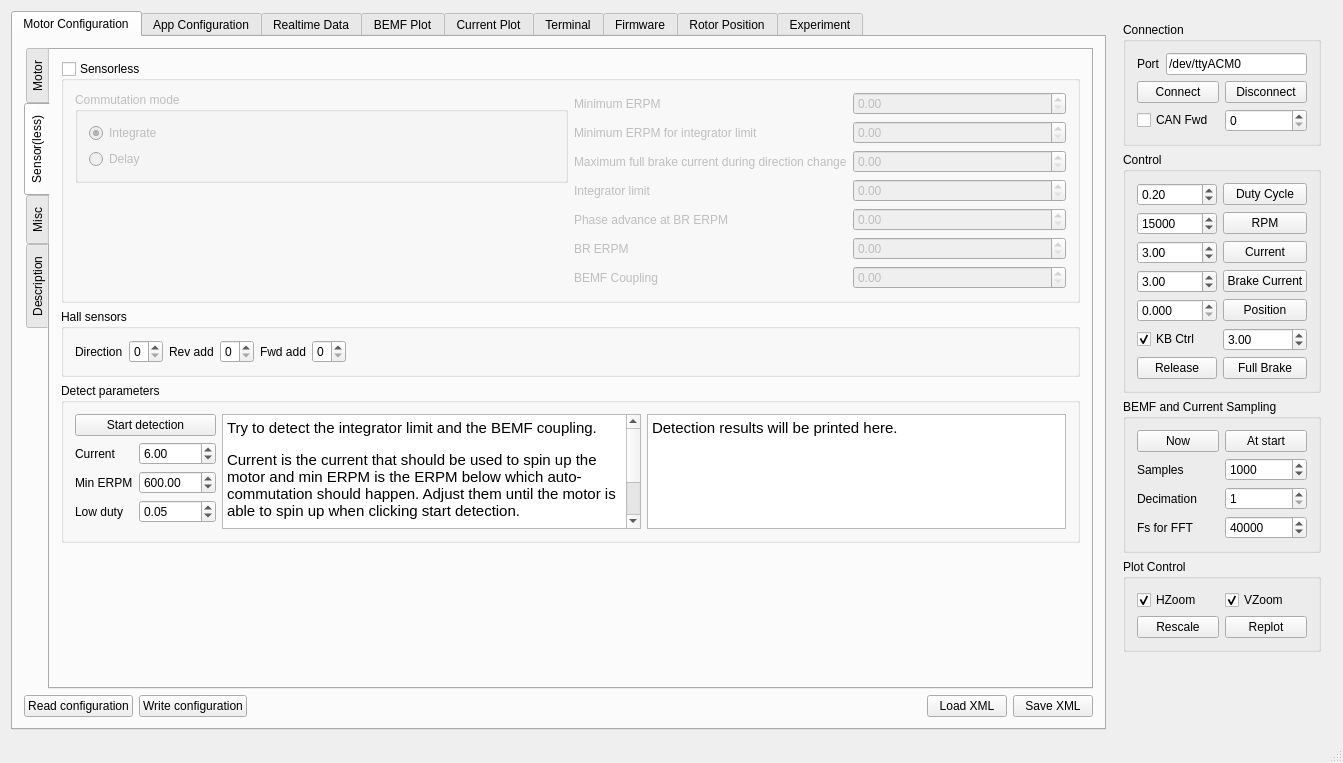
Before: the Qt Designer form mainwindow.ui in vedderb/bldc-tool, drawn with Qt 5.
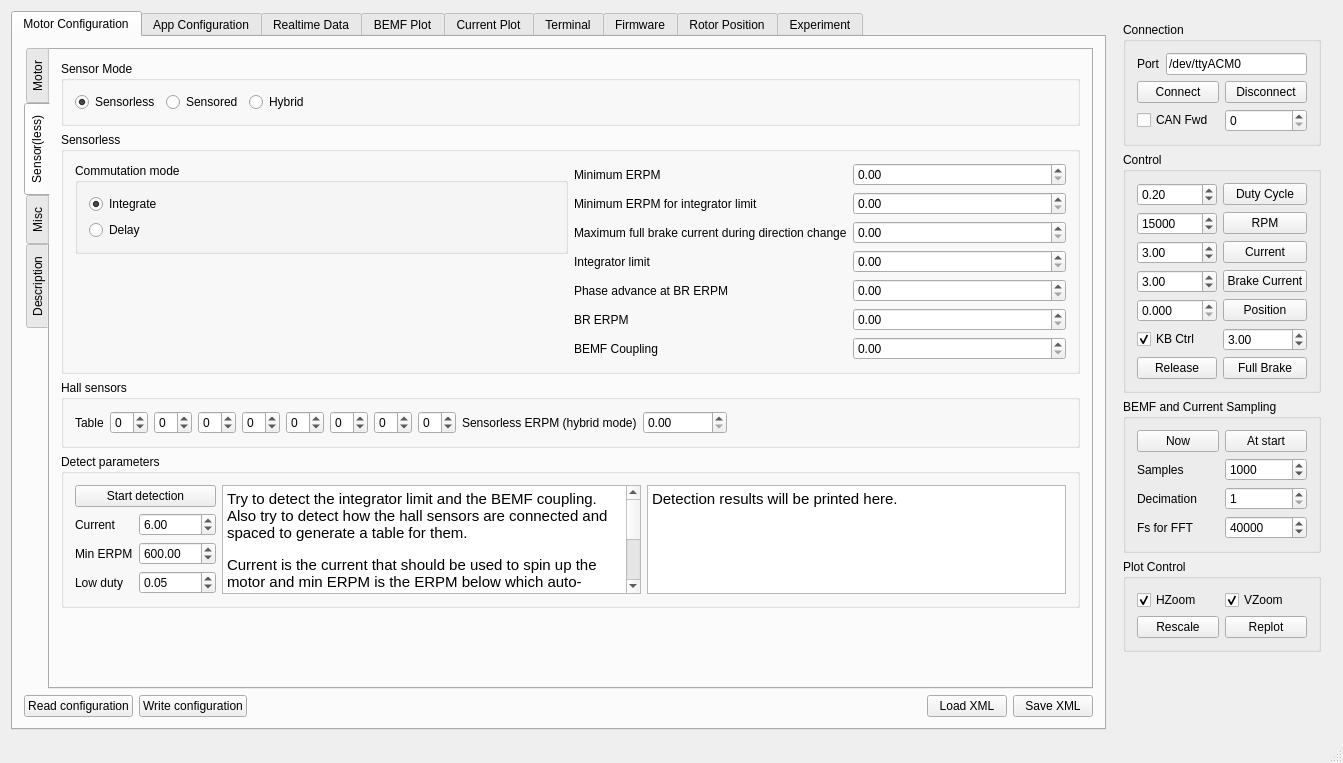
After: the same form once the commit is applied. The open tabs and pages were chosen to show the change. Custom widgets are drawn as their Qt base class.

Commit message: New hall sensor implementation with hybrid mode and connection/spacing detection

What changed in the file:
```diff
--- a/mainwindow.ui
+++ b/mainwindow.ui
@@ -515,6 +515,52 @@
               <string>Sensor(less)</string>
              </attribute>
              <layout class="QVBoxLayout" name="verticalLayout_27">
+              <item>
+               <widget class="QGroupBox" name="groupBox_34">
+                <property name="title">
+                 <string>Sensor Mode</string>
+                </property>
+                <layout class="QHBoxLayout" name="horizontalLayout_43">
+                 <item>
+                  <widget class="QRadioButton" name="mcconfSensorModeSensorlessButton">
+                   <property name="text">
+                    <string>Sensorless</string>
+                   </property>
+                   <property name="checked">
+                    <bool>true</bool>
+                   </property>
+                  </widget>
+                 </item>
+                 <item>
+                  <widget class="QRadioButton" name="mcconfSensorModeSensoredButton">
+                   <property name="text">
+                    <string>Sensored</string>
+                   </property>
+                  </widget>
+                 </item>
+                 <item>
+                  <widget class="QRadioButton" name="mcconfSensorModeHybridButton">
+                   <property name="text">
+                    <string>Hybrid</string>
+                   </property>
+                  </widget>
+                 </item>
+                 <item>
+                  <spacer name="horizontalSpacer_20">
+                   <property name="orientation">
+                    <enum>Qt::Horizontal</enum>
+                   </property>
+                   <property name="sizeHint" stdset="0">
+                    <size>
+                     <width>40</width>
+                     <height>20</height>
+                    </size>
+                   </property>
+                  </spacer>
+                 </item>
+                </layout>
+               </widget>
+              </item>
               <item>
                <widget class="QGroupBox" name="mcconfSlBox">
                 <property name="sizePolicy">
@@ -527,7 +573,7 @@
                  <string>Sensorless</string>
                 </property>
                 <property name="checkable">
-                 <bool>true</bool>
+                 <bool>false</bool>
                 </property>
                 <property name="checked">
                  <bool>false</bool>
@@ -731,42 +777,107 @@
                    <item>
                     <widget class="QLabel" name="label_31">
                      <property name="text">
-                      <string>Direction</string>
+                      <string>Table</string>
                      </property>
                     </widget>
                    </item>
                    <item>
-                    <widget class="QSpinBox" name="mcconfHallDirBox">
+                    <widget class="QSpinBox" name="mcconfHallTab0Box">
+                     <property name="minimum">
+                      <number>-1</number>
+                     </property>
                      <property name="maximum">
-                      <number>1</number>
+                      <number>6</number>
+                     </property>
+                    </widget>
+                   </item>
+                   <item>
+                    <widget class="QSpinBox" name="mcconfHallTab1Box">
+                     <property name="minimum">
+                      <number>-1</number>
+                     </property>
+                     <property name="maximum">
+                      <number>6</number>
+                     </property>
+                    </widget>
+                   </item>
+                   <item>
+                    <widget class="QSpinBox" name="mcconfHallTab2Box">
+                     <property name="minimum">
+                      <number>-1</number>
+                     </property>
+                     <property name="maximum">
+                      <number>6</number>
+                     </property>
+                    </widget>
+                   </item>
+                   <item>
+                    <widget class="QSpinBox" name="mcconfHallTab3Box">
+                     <property name="minimum">
+                      <number>-1</number>
+                     </property>
+                     <property name="maximum">
+                      <number>6</number>
+                     </property>
+                    </widget>
+                   </item>
+                   <item>
+                    <widget class="QSpinBox" name="mcconfHallTab4Box">
+                     <property name="minimum">
+                      <number>-1</number>
+                     </property>
+                     <property name="maximum">
+                      <number>6</number>
+                     </property>
+                    </widget>
+                   </item>
+                   <item>
+                    <widget class="QSpinBox" name="mcconfHallTab5Box">
+                     <property name="minimum">
+                      <number>-1</number>
+                     </property>
+                     <property name="maximum">
+                      <number>6</number>
+                     </property>
+                    </widget>
+                   </item>
+                   <item>
+                    <widget class="QSpinBox" name="mcconfHallTab6Box">
+                     <property name="minimum">
+                      <number>-1</number>
+                     </property>
+                     <property name="maximum">
+                      <number>6</number>
+                     </property>
+                    </widget>
+                   </item>
+                   <item>
+                    <widget class="QSpinBox" name="mcconfHallTab7Box">
+                     <property name="minimum">
+                      <number>-1</number>
+                     </property>
+                     <property name="maximum">
+                      <number>6</number>
                      </property>
                     </widget>
                    </item>
                    <item>
                     <widget class="QLabel" name="label_32">
                      <property name="text">
-                      <string>Rev add</string>
+                      <string>Sensorless ERPM (hybrid mode)</string>
                      </property>
                     </widget>
                    </item>
                    <item>
-                    <widget class="QSpinBox" name="mcconfHallRevAddBox">
+                    <widget class="QDoubleSpinBox" name="mcconfHallSlErpmBox">
                      <property name="maximum">
-                      <number>5</number>
+                      <double>200000.000000000000000</double>
                      </property>
-                    </widget>
-                   </item>
-                   <item>
-                    <widget class="QLabel" name="label_33">
-                     <property name="text">
-                      <string>Fwd add</string>
+                     <property name="singleStep">
+                      <double>10.000000000000000</double>
                      </property>
-                    </widget>
-                   </item>
-                   <item>
-                    <widget class="QSpinBox" name="mcconfHallFwdAddBox">
-                     <property name="maximum">
-                      <number>5</number>
+                     <property name="value">
+                      <double>0.000000000000000</double>
                      </property>
                     </widget>
                    </item>
@@ -894,12 +1005,12 @@
                     <string>&lt;!DOCTYPE HTML PUBLIC &quot;-//W3C//DTD HTML 4.0//EN&quot; &quot;http://www.w3.org/TR/REC-html40/strict.dtd&quot;&gt;
 &lt;html&gt;&lt;head&gt;&lt;meta name=&quot;qrichtext&quot; content=&quot;1&quot; /&gt;&lt;style type=&quot;text/css&quot;&gt;
 p, li { white-space: pre-wrap; }
-&lt;/style&gt;&lt;/head&gt;&lt;body style=&quot; font-family:'Ubuntu'; font-size:12pt; font-weight:400; font-style:normal;&quot;&gt;
-&lt;p style=&quot; margin-top:0px; margin-bottom:0px; margin-left:0px; margin-right:0px; -qt-block-indent:0; text-indent:0px;&quot;&gt;&lt;span style=&quot; font-size:11pt;&quot;&gt;Try to detect the integrator limit and the BEMF coupling. &lt;/span&gt;&lt;/p&gt;
+&lt;/style&gt;&lt;/head&gt;&lt;body style=&quot; font-family:'Ubuntu'; font-size:11pt; font-weight:400; font-style:normal;&quot;&gt;
+&lt;p style=&quot; margin-top:0px; margin-bottom:0px; margin-left:0px; margin-right:0px; -qt-block-indent:0; text-indent:0px;&quot;&gt;Try to detect the integrator limit and the BEMF coupling. Also try to detect how the hall sensors are connected and spaced to generate a table for them.&lt;/p&gt;
 &lt;p style=&quot;-qt-paragraph-type:empty; margin-top:0px; margin-bottom:0px; margin-left:0px; margin-right:0px; -qt-block-indent:0; text-indent:0px; font-family:'Sans Serif'; font-size:9pt;&quot;&gt;&lt;br /&gt;&lt;/p&gt;
-&lt;p style=&quot; margin-top:0px; margin-bottom:0px; margin-left:0px; margin-right:0px; -qt-block-indent:0; text-indent:0px;&quot;&gt;&lt;span style=&quot; font-size:11pt;&quot;&gt;Current is the current that should be used to spin up the motor and min ERPM is the ERPM below which auto-commutation should happen. Adjust them until the motor is able to spin up when clicking start detection.&lt;/span&gt;&lt;/p&gt;
-&lt;p style=&quot;-qt-paragraph-type:empty; margin-top:0px; margin-bottom:0px; margin-left:0px; margin-right:0px; -qt-block-indent:0; text-indent:0px; font-size:11pt;&quot;&gt;&lt;br /&gt;&lt;/p&gt;
-&lt;p style=&quot; margin-top:0px; margin-bottom:0px; margin-left:0px; margin-right:0px; -qt-block-indent:0; text-indent:0px;&quot;&gt;&lt;span style=&quot; font-size:11pt;&quot;&gt;Low duty is the duty cycle at which the BEMF coupling is measured. It should be kept as low as possible as long as the motor is able to run smoothly at it.&lt;/span&gt;&lt;/p&gt;&lt;/body&gt;&lt;/html&gt;</string>
+&lt;p style=&quot; margin-top:0px; margin-bottom:0px; margin-left:0px; margin-right:0px; -qt-block-indent:0; text-indent:0px;&quot;&gt;Current is the current that should be used to spin up the motor and min ERPM is the ERPM below which auto-commutation should happen. Adjust them until the motor is able to spin up when clicking start detection.&lt;/p&gt;
+&lt;p style=&quot;-qt-paragraph-type:empty; margin-top:0px; margin-bottom:0px; margin-left:0px; margin-right:0px; -qt-block-indent:0; text-indent:0px;&quot;&gt;&lt;br /&gt;&lt;/p&gt;
+&lt;p style=&quot; margin-top:0px; margin-bottom:0px; margin-left:0px; margin-right:0px; -qt-block-indent:0; text-indent:0px;&quot;&gt;Low duty is the duty cycle at which the BEMF coupling is measured. It should be kept as low as possible as long as the motor is able to run smoothly at it.&lt;/p&gt;&lt;/body&gt;&lt;/html&gt;</string>
                    </property>
                   </widget>
                  </item>
@@ -909,8 +1020,8 @@
                     <string>&lt;!DOCTYPE HTML PUBLIC &quot;-//W3C//DTD HTML 4.0//EN&quot; &quot;http://www.w3.org/TR/REC-html40/strict.dtd&quot;&gt;
 &lt;html&gt;&lt;head&gt;&lt;meta name=&quot;qrichtext&quot; content=&quot;1&quot; /&gt;&lt;style type=&quot;text/css&quot;&gt;
 p, li { white-space: pre-wrap; }
-&lt;/style&gt;&lt;/head&gt;&lt;body style=&quot; font-family:'Ubuntu'; font-size:12pt; font-weight:400; font-style:normal;&quot;&gt;
-&lt;p style=&quot; margin-top:0px; margin-bottom:0px; margin-left:0px; margin-right:0px; -qt-block-indent:0; text-indent:0px;&quot;&gt;&lt;span style=&quot; font-size:11pt;&quot;&gt;Detection results will be printed here.&lt;/span&gt;&lt;/p&gt;&lt;/body&gt;&lt;/html&gt;</string>
+&lt;/style&gt;&lt;/head&gt;&lt;body style=&quot; font-family:'Ubuntu'; font-size:11pt; font-weight:400; font-style:normal;&quot;&gt;
+&lt;p style=&quot; margin-top:0px; margin-bottom:0px; margin-left:0px; margin-right:0px; -qt-block-indent:0; text-indent:0px;&quot;&gt;Detection results will be printed here.&lt;/p&gt;&lt;/body&gt;&lt;/html&gt;</string>
                    </property>
                   </widget>
                  </item>
```
Left out of the diff: 166 changed lines with no effect on the pictures. The commit also changes 8 other files.
